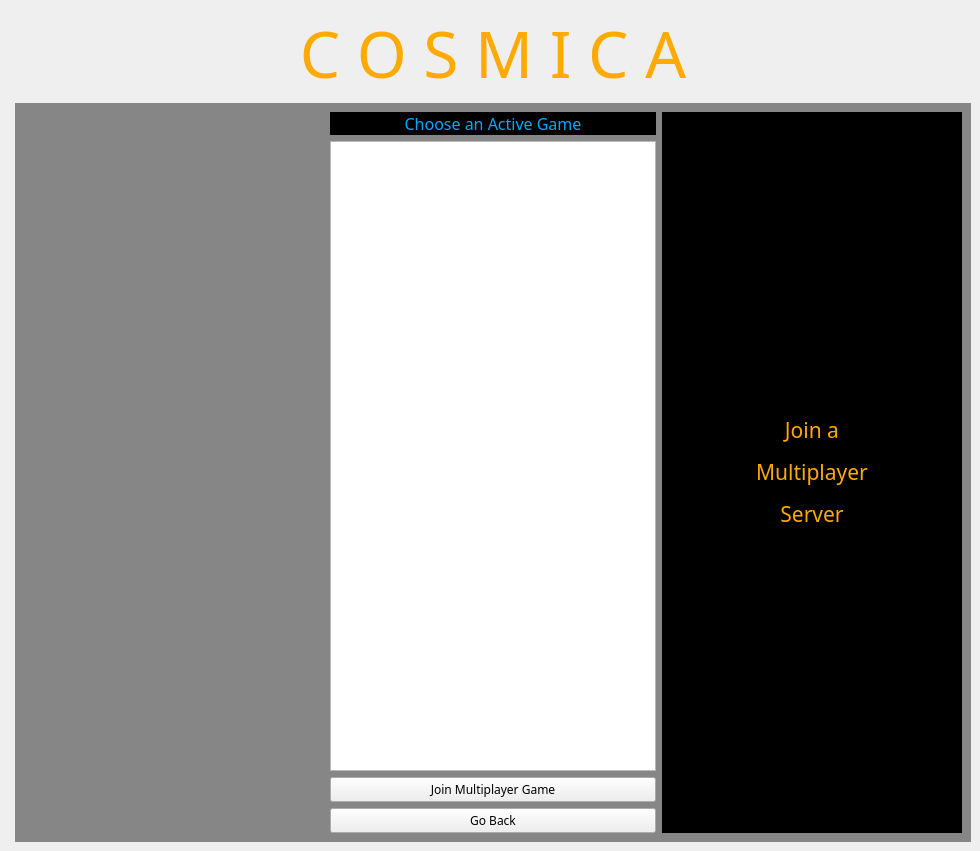
Old version of the form anw/Client/design.ui in the repository colshag/cosmica.
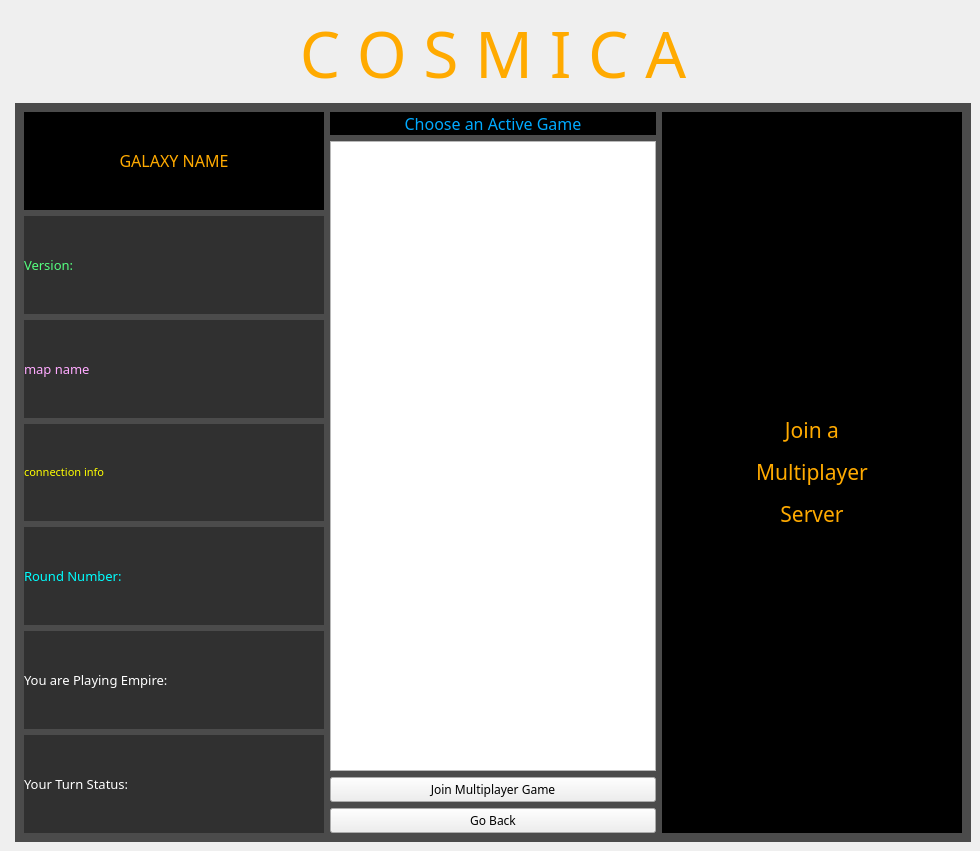
New version of the form. The open tabs and pages were chosen to show the change. Icons and pictures are not drawn.

Diff of the .ui file:
```diff
--- a/anw/Client/design.ui
+++ b/anw/Client/design.ui
@@ -20,30 +20,27 @@
    <string notr="true">#centralwidget {
 	background-image: url(:/images/background.png);
 }
-
 #login_register{
-	background-color: rgb(134, 134, 134);
+	background-color: rgb(75, 75, 75);
 }
 #single_or_multi{
-	background-color: rgb(134, 134, 134);
+	background-color: rgb(75, 75, 75);
 }
 #new_single{
-	background-color: rgb(134, 134, 134);
+	background-color: rgb(75, 75, 75);
 }
 #continue_single{
-	background-color: rgb(134, 134, 134);
+	background-color: rgb(75, 75, 75);
 }
 #join_multi{
-	background-color: rgb(134, 134, 134);
+	background-color: rgb(75, 75, 75);
 }
 #new_multi{
-	background-color: rgb(134, 134, 134);
+	background-color: rgb(75, 75, 75);
 }
-
 #continue_multi{
-	background-color: rgb(134, 134, 134);
+	background-color: rgb(75, 75, 75);
 }
-
 #txtNewEmail{
     border: 1px solid #CCC;
 }
@@ -640,17 +637,126 @@
       <widget class="QWidget" name="join_multi">
        <layout class="QHBoxLayout" name="horizontalLayout_6">
         <item>
-         <widget class="QLabel" name="lblMapJoinMulti">
-          <property name="minimumSize">
-           <size>
-            <width>300</width>
-            <height>0</height>
-           </size>
-          </property>
-          <property name="text">
-           <string/>
-          </property>
-         </widget>
+         <layout class="QVBoxLayout" name="verticalLayout_10">
+          <item>
+           <widget class="QLabel" name="lblGalaxyNameJoinMulti">
+            <property name="minimumSize">
+             <size>
+              <width>300</width>
+              <height>0</height>
+             </size>
+            </property>
+            <property name="font">
+             <font>
+              <family>Terminator Two</family>
+              <pointsize>12</pointsize>
+             </font>
+            </property>
+            <property name="styleSheet">
+             <string notr="true">background-color: rgb(0, 0, 0);</string>
+            </property>
+            <property name="text">
+             <string>&lt;html&gt;&lt;head/&gt;&lt;body&gt;&lt;p align=&quot;center&quot;&gt;&lt;span style=&quot; color:#ffaa00;&quot;&gt;GALAXY NAME&lt;/span&gt;&lt;/p&gt;&lt;/body&gt;&lt;/html&gt;</string>
+            </property>
+           </widget>
+          </item>
+          <item>
+           <widget class="QLabel" name="lblVersionJoinMulti">
+            <property name="font">
+             <font>
+              <family>Terminator Two</family>
+              <pointsize>10</pointsize>
+             </font>
+            </property>
+            <property name="styleSheet">
+             <string notr="true">background-color: rgb(48, 48, 48);</string>
+            </property>
+            <property name="text">
+             <string>&lt;html&gt;&lt;head/&gt;&lt;body&gt;&lt;p&gt;&lt;span style=&quot; color:#55ff7f;&quot;&gt;Version:&lt;/span&gt;&lt;/p&gt;&lt;/body&gt;&lt;/html&gt;</string>
+            </property>
+           </widget>
+          </item>
+          <item>
+           <widget class="QLabel" name="lblMapNameJoinMulti">
+            <property name="font">
+             <font>
+              <family>Terminator Two</family>
+              <pointsize>10</pointsize>
+             </font>
+            </property>
+            <property name="styleSheet">
+             <string notr="true">background-color: rgb(48, 48, 48);</string>
+            </property>
+            <property name="text">
+             <string>&lt;html&gt;&lt;head/&gt;&lt;body&gt;&lt;p&gt;&lt;span style=&quot; color:#ffaaff;&quot;&gt;map name&lt;/span&gt;&lt;/p&gt;&lt;/body&gt;&lt;/html&gt;</string>
+            </property>
+           </widget>
+          </item>
+          <item>
+           <widget class="QLabel" name="lblAddressJoinMulti">
+            <property name="font">
+             <font>
+              <family>Microsoft PhagsPa</family>
+              <pointsize>8</pointsize>
+             </font>
+            </property>
+            <property name="styleSheet">
+             <string notr="true">background-color: rgb(48, 48, 48);</string>
+            </property>
+            <property name="text">
+             <string>&lt;html&gt;&lt;head/&gt;&lt;body&gt;&lt;p&gt;&lt;span style=&quot; color:#ffff00;&quot;&gt;connection info&lt;/span&gt;&lt;/p&gt;&lt;/body&gt;&lt;/html&gt;</string>
+            </property>
+           </widget>
+          </item>
+          <item>
+           <widget class="QLabel" name="lblRoundNumJoinMulti">
+            <property name="font">
+             <font>
+              <family>Terminator Two</family>
+              <pointsize>10</pointsize>
+             </font>
+            </property>
+            <property name="styleSheet">
+             <string notr="true">background-color: rgb(48, 48, 48);</string>
+            </property>
+            <property name="text">
+             <string>&lt;html&gt;&lt;head/&gt;&lt;body&gt;&lt;p&gt;&lt;span style=&quot; color:#00ffff;&quot;&gt;Round Number:&lt;/span&gt;&lt;/p&gt;&lt;/body&gt;&lt;/html&gt;</string>
+            </property>
+           </widget>
+          </item>
+          <item>
+           <widget class="QLabel" name="lblEmpireNameJoinMulti">
+            <property name="font">
+             <font>
+              <family>Terminator Two</family>
+              <pointsize>10</pointsize>
+             </font>
+            </property>
+            <property name="styleSheet">
+             <string notr="true">background-color: rgb(48, 48, 48);</string>
+            </property>
+            <property name="text">
+             <string>&lt;html&gt;&lt;head/&gt;&lt;body&gt;&lt;p&gt;&lt;span style=&quot; color:#ffffff;&quot;&gt;You are Playing Empire:&lt;/span&gt;&lt;/p&gt;&lt;/body&gt;&lt;/html&gt;</string>
+            </property>
+           </widget>
+          </item>
+          <item>
+           <widget class="QLabel" name="lblTurnStatusJoinMulti">
+            <property name="font">
+             <font>
+              <family>Terminator Two</family>
+              <pointsize>10</pointsize>
+             </font>
+            </property>
+            <property name="styleSheet">
+             <string notr="true">background-color: rgb(48, 48, 48);</string>
+            </property>
+            <property name="text">
+             <string>&lt;html&gt;&lt;head/&gt;&lt;body&gt;&lt;p&gt;&lt;span style=&quot; color:#ffffff;&quot;&gt;Your Turn Status:&lt;/span&gt;&lt;/p&gt;&lt;/body&gt;&lt;/html&gt;</string>
+            </property>
+           </widget>
+          </item>
+         </layout>
         </item>
         <item>
          <layout class="QVBoxLayout" name="verticalLayout_7">
```
Left out of the diff: 108 changed lines with no effect on the pictures.
